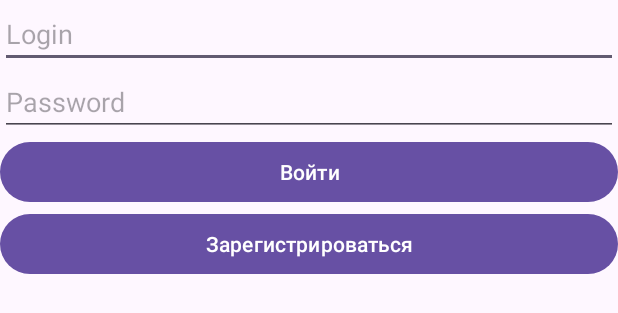
After one commit to GeorgiiVoyakin/android-app-for-searching-images, an Android app: the layout fragment_login.xml on its own in the app's theme, with its tools: preview values and no code run, on a phone screen of 412 x 824 dp. The commit adds this screen. Shown: the top 313 px of the screen. Run offline under Robolectric (Android 15) with nearby library versions, the phone set to English and light mode, and no system bars.

Commit message:
Basic navigation, login, registration and gallery screens template

```diff
--- /dev/null
+++ b/app/src/main/java/com/github/GeorgiiVoyakin/view/GalleryFragment.kt
@@ -0,0 +1,6 @@
+package com.github.GeorgiiVoyakin.view
+
+import androidx.fragment.app.Fragment
+
+class GalleryFragment : Fragment() {
+}
--- /dev/null
+++ b/app/src/main/java/com/github/GeorgiiVoyakin/view/RegistrationFragment.kt
@@ -0,0 +1,6 @@
+package com.github.GeorgiiVoyakin.view
+
+import androidx.fragment.app.Fragment
+
+class RegistrationFragment : Fragment() {
+}
--- /dev/null
+++ b/app/src/main/res/layout/fragment_login.xml
@@ -0,0 +1,32 @@
+<?xml version="1.0" encoding="utf-8"?>
+<LinearLayout xmlns:android="http://schemas.android.com/apk/res/android"
+    android:layout_width="match_parent"
+    android:layout_height="match_parent"
+    android:orientation="vertical">
+
+    <EditText
+        android:id="@+id/login"
+        android:layout_width="match_parent"
+        android:layout_height="wrap_content"
+        android:hint="Login" />
+
+    <EditText
+        android:id="@+id/password"
+        android:layout_width="match_parent"
+        android:layout_height="wrap_content"
+        android:inputType="textPassword"
+        android:hint="Password" />
+
+    <Button
+        android:id="@+id/loginButton"
+        android:layout_width="match_parent"
+        android:layout_height="wrap_content"
+        android:text="Войти" />
+
+    <Button
+        android:id="@+id/registerButton"
+        android:layout_width="match_parent"
+        android:layout_height="wrap_content"
+        android:text="Зарегистрироваться" />
+
+</LinearLayout>
```
Also changed, not shown: app/build.gradle (+18 -0 lines), app/src/main/java/com/github/GeorgiiVoyakin/MainActivity.kt (+17 -0 lines), app/src/main/java/com/github/GeorgiiVoyakin/view/LoginFragment.kt (added, +42 -0 lines), app/src/main/res/layout/activity_main.xml (+30 -11 lines), app/src/main/res/layout/fragment_gallery.xml (added, +17 -0 lines), app/src/main/res/layout/fragment_registration.xml (added, +17 -0 lines), app/src/main/res/navigation/nav_graph.xml (added, +39 -0 lines), build.gradle (+10 -0 lines).
